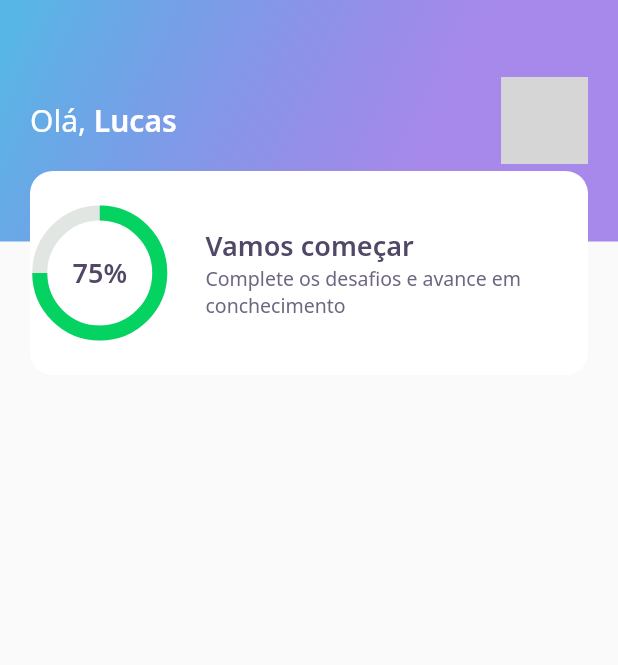
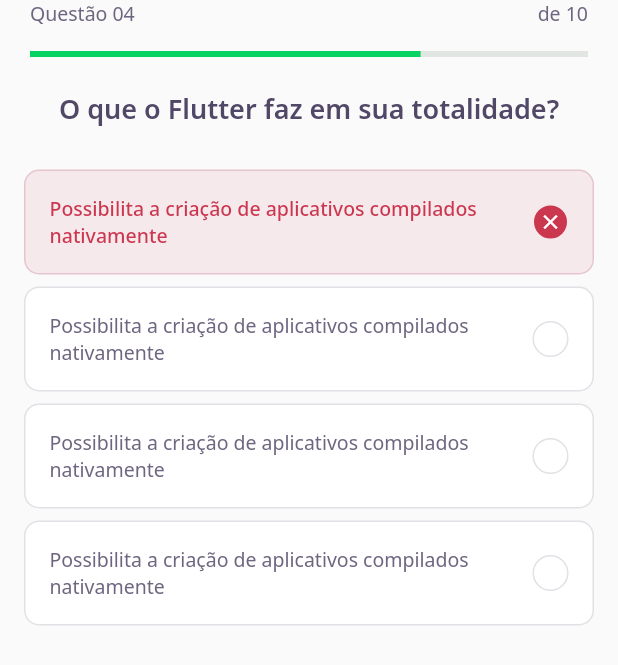
Before and after one commit to lucasabrantes1/nlw5-devQuizApp, a Flutter app: the screen it shows after launch, on a phone screen of 412 x 824 dp. Shown: the top 665 px of the screen. Run offline on Flutter 3.47's test engine with Material 2 defaults, Android fonts, the phone set to English and light mode, and no system bars; our stand-ins replace google_fonts; grey boxes are pictures that could not be loaded.

Commit message:
quizcard, levelbutton, Lastview, challengePage, quizWidget

```diff
--- /dev/null
+++ b/lib/challenge/challenge/question_indicator/question_indicator_widget.dart
@@ -0,0 +1,36 @@
+import 'package:devquiz/challenge/shared/widget/progress_indicator/progress_indicator_widget.dart';
+import 'package:devquiz/core/app_text_styles.dart';
+import 'package:flutter/material.dart';
+
+class QuestionIndicatorWidget extends StatelessWidget {
+  QuestionIndicatorWidget({Key? key}) : super(key: key);
+  @override
+  Widget build(BuildContext context) {
+    return Container(
+      child: Padding(
+        padding: const EdgeInsets.symmetric(horizontal: 20),
+        child: Column(
+          children: [
+            Row(
+              mainAxisAlignment: MainAxisAlignment.spaceBetween,
+              children: [
+                Text(
+                  "Questão 04",
+                  style: AppTextStyles.body,
+                ),
+                Text(
+                  "de 10",
+                  style: AppTextStyles.body,
+                )
+              ],
+            ),
+            SizedBox(
+              height: 16,
+            ),
+            ProgressIndicatorWidget(value: 0.7)
+          ],
+        ),
+      ),
+    );
+  }
+}
--- /dev/null
+++ b/lib/challenge/challenge_page.dart
@@ -0,0 +1,24 @@
+import 'package:devquiz/challenge/challenge/question_indicator/question_indicator_widget.dart';
+import 'package:devquiz/challenge/quiz/quiz_widget.dart';
+import 'package:flutter/material.dart';
+
+class ChallengerPage extends StatefulWidget {
+  ChallengerPage({Key? key}) : super(key: key);
+  @override
+  _ChallengerPageState createState() => _ChallengerPageState();
+}
+
+class _ChallengerPageState extends State<ChallengerPage> {
+  @override
+  Widget build(BuildContext context) {
+    return Scaffold(
+      appBar: PreferredSize(
+        preferredSize: Size.fromHeight(60),
+        child: SafeArea(top: true, child: QuestionIndicatorWidget()),
+      ),
+      body: QuizWidget(
+        title: "O que o Flutter faz em sua totalidade?",
+      ),
+    );
+  }
+}
--- /dev/null
+++ b/lib/challenge/quiz/quiz_widget.dart
@@ -0,0 +1,43 @@
+import 'package:devquiz/challenge/shared/widget/awnser/awnser_widget.dart';
+import 'package:devquiz/core/app_text_styles.dart';
+import 'package:flutter/material.dart';
+
+class QuizWidget extends StatelessWidget {
+  final String title;
+  QuizWidget({Key? key, required this.title}) : super(key: key);
+
+  @override
+  Widget build(BuildContext context) {
+    return Container(
+      child: Column(
+        children: [
+          Text(
+            title,
+            style: AppTextStyles.heading,
+          ),
+          SizedBox(
+            height: 24,
+          ),
+          AwnserWidget(
+            isRight: false,
+            isSelected: true,
+            title:
+                "Possibilita a criação de aplicativos compilados nativamente",
+          ),
+          AwnserWidget(
+            title:
+                "Possibilita a criação de aplicativos compilados nativamente",
+          ),
+          AwnserWidget(
+            title:
+                "Possibilita a criação de aplicativos compilados nativamente",
+          ),
+          AwnserWidget(
+            title:
+                "Possibilita a criação de aplicativos compilados nativamente",
+          ),
+        ],
+      ),
+    );
+  }
+}
--- /dev/null
+++ b/lib/challenge/shared/widget/awnser/awnser_widget.dart
@@ -0,0 +1,81 @@
+import 'package:devquiz/core/app_colors.dart';
+import 'package:devquiz/core/app_text_styles.dart';
+import 'package:flutter/material.dart';
+
+class AwnserWidget extends StatelessWidget {
+  final String title;
+  final bool isRight;
+  final bool isSelected;
+
+  const AwnserWidget({
+    Key? key,
+    required this.title,
+    this.isRight = false,
+    this.isSelected = false,
+  }) : super(key: key);
+
+  Color get _selectedColorRight =>
+      isRight ? AppColors.darkGreen : AppColors.darkRed;
+
+  Color get _selectedBorderRight =>
+      isRight ? AppColors.lightGreen : AppColors.lightRed;
+
+  Color get _selectedColorCardRight =>
+      isRight ? AppColors.lightGreen : AppColors.lightRed;
+
+  Color get _selectedBorderCardRight =>
+      isRight ? AppColors.green : AppColors.red;
+
+  TextStyle get _selectedTextStyleRight =>
+      isRight ? AppTextStyles.bodyDarkGreen : AppTextStyles.bodyDarkRed;
+
+  IconData get _selectedIconRight => isRight ? Icons.check : Icons.close;
+
+  @override
+  Widget build(BuildContext context) {
+    return Padding(
+      padding: const EdgeInsets.symmetric(horizontal: 16, vertical: 4),
+      child: Container(
+        padding: EdgeInsets.all(16),
+        decoration: BoxDecoration(
+            color: isSelected ? _selectedColorCardRight : AppColors.white,
+            borderRadius: BorderRadius.circular(10),
+            border: Border.fromBorderSide(BorderSide(
+              color: isSelected ? _selectedBorderCardRight : AppColors.border,
+            ))),
+        child: Row(
+          mainAxisAlignment: MainAxisAlignment.spaceBetween,
+          children: [
+            Expanded(
+              child: Text(
+                title,
+                style:
+                    isSelected ? _selectedTextStyleRight : AppTextStyles.body,
+              ),
+            ),
+            Container(
+              width: 24,
+              height: 24,
+              decoration: BoxDecoration(
+                  color: isSelected ? _selectedColorRight : AppColors.white,
+                  borderRadius: BorderRadius.circular(500),
+                  border: Border.fromBorderSide(
+                    BorderSide(
+                      color:
+                          isSelected ? _selectedBorderRight : AppColors.border,
+                    ),
+                  )),
+              child: isSelected
+                  ? Icon(
+                      _selectedIconRight,
+                      color: AppColors.white,
+                      size: 16,
+                    )
+                  : null,
+            )
+          ],
+        ),
+      ),
+    );
+  }
+}
--- /dev/null
+++ b/lib/challenge/shared/widget/progress_indicator/progress_indicator_widget.dart
@@ -0,0 +1,17 @@
+import 'package:devquiz/core/app_colors.dart';
+import 'package:flutter/material.dart';
+
+class ProgressIndicatorWidget extends StatelessWidget {
+  final double value;
+  const ProgressIndicatorWidget({Key? key, required this.value})
+      : super(key: key);
+
+  @override
+  Widget build(BuildContext context) {
+    return LinearProgressIndicator(
+      value: value,
+      backgroundColor: AppColors.chartSecondary,
+      valueColor: AlwaysStoppedAnimation<Color>(AppColors.chartPrimary),
+    );
+  }
+}
--- a/lib/core/app_widget.dart
+++ b/lib/core/app_widget.dart
@@ -1,3 +1,4 @@
+import 'package:devquiz/challenge/challenge_page.dart';
 import 'package:devquiz/home/home_page.dart';
 import 'package:flutter/material.dart';
 
@@ -6,6 +7,6 @@ class AppWidget extends StatelessWidget {
 
   @override
   Widget build(BuildContext context) {
-    return MaterialApp(title: "DevQuiz", home: HomePage());
+    return MaterialApp(title: "DevQuiz", home: ChallengerPage());
   }
 }
--- a/lib/home/widgets/appbar/app_bar_widget.dart
+++ b/lib/home/widgets/appbar/app_bar_widget.dart
@@ -29,8 +29,8 @@ class AppBarWidget extends PreferredSize {
                             )
                           ])),
                       Container(
-                        width: 58,
-                        height: 58,
+                        width: 47,
+                        height: 47,
                         decoration: BoxDecoration(
                             borderRadius: BorderRadius.circular(10),
                             image: DecorationImage(
--- a/lib/home/widgets/score_card/score_card_widget.dart
+++ b/lib/home/widgets/score_card/score_card_widget.dart
@@ -17,6 +17,8 @@ class ScoreCardWidget extends StatelessWidget {
         height: 136,
         decoration: BoxDecoration(
             color: AppColors.white, borderRadius: BorderRadius.circular(15)),
+        child: Padding(
+          padding: const EdgeInsets.symmetric(horizontal: 24),
           child: Row(
             crossAxisAlignment: CrossAxisAlignment.center,
             children: [
@@ -47,6 +49,7 @@ class ScoreCardWidget extends StatelessWidget {
             ],
           ),
         ),
+      ),
     );
   }
 }
```
Also changed, not shown: lib/home/home_page.dart (+44 -0 lines), lib/home/widgets/level_button/level_button_widget.dart (added, +58 -0 lines), lib/home/widgets/quiz_card/quiz_card_widget.dart (added, +56 -0 lines). Lines whose indentation alone changed are shown as unchanged.
